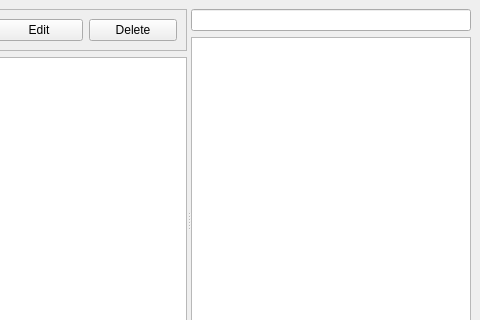
The window that mainwindow.ui (horvathzoltan/note1) describes before a commit, drawn with Qt 5; both pictures show x 213 to 693 and y 0 to 320 of the 693 by 462 pixel window.
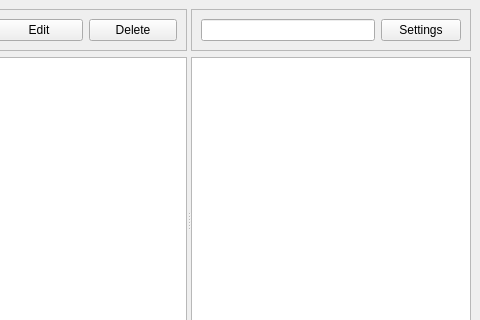
The same window after the commit.

What changed in the file:
```diff
--- a/mainwindow.ui
+++ b/mainwindow.ui
@@ -86,7 +86,26 @@
       <widget class="QWidget" name="verticalLayoutWidget">
        <layout class="QVBoxLayout" name="verticalLayout_2">
         <item>
-         <widget class="QLineEdit" name="filenameEdit"/>
+         <widget class="QFrame" name="frame_2">
+          <property name="frameShape">
+           <enum>QFrame::StyledPanel</enum>
+          </property>
+          <property name="frameShadow">
+           <enum>QFrame::Raised</enum>
+          </property>
+          <layout class="QHBoxLayout" name="horizontalLayout_3">
+           <item>
+            <widget class="QLineEdit" name="filenameEdit"/>
+           </item>
+           <item>
+            <widget class="QPushButton" name="SettingsButton">
+             <property name="text">
+              <string>Settings</string>
+             </property>
+            </widget>
+           </item>
+          </layout>
+         </widget>
         </item>
         <item>
          <widget class="QPlainTextEdit" name="plainTextEdit">
```
Left out of the diff: 34 changed lines with no effect on the pictures.
